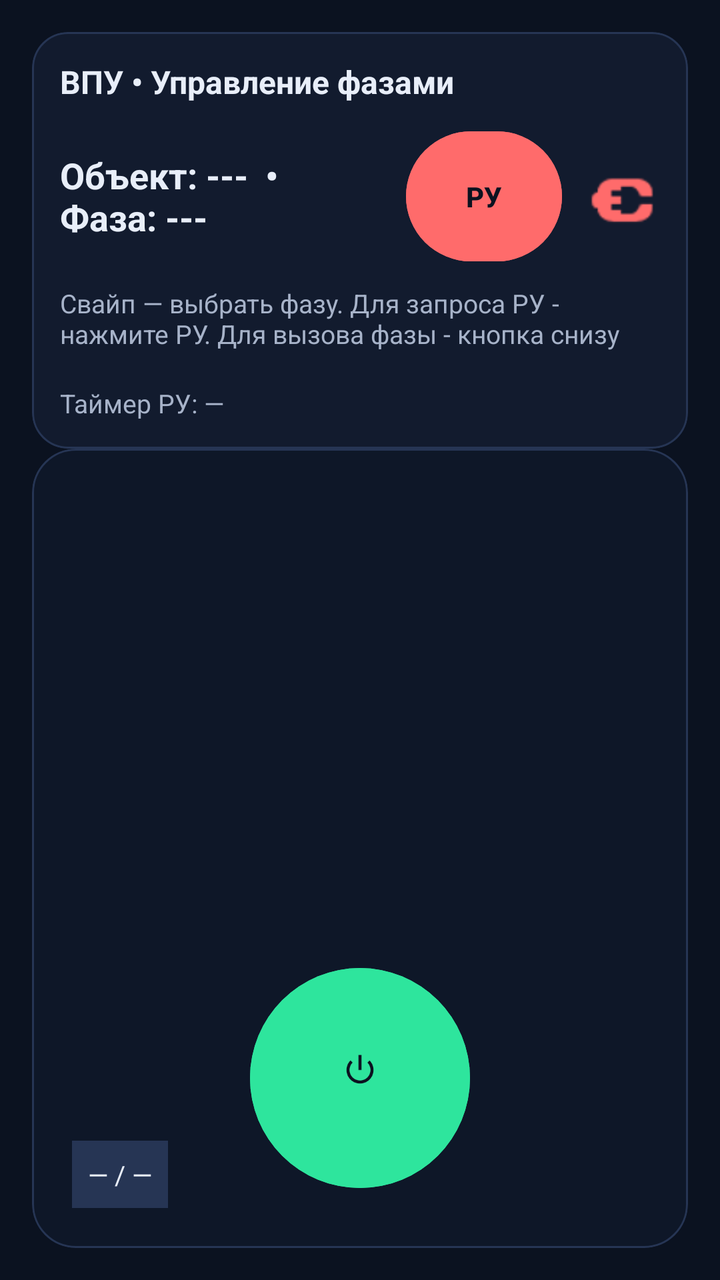
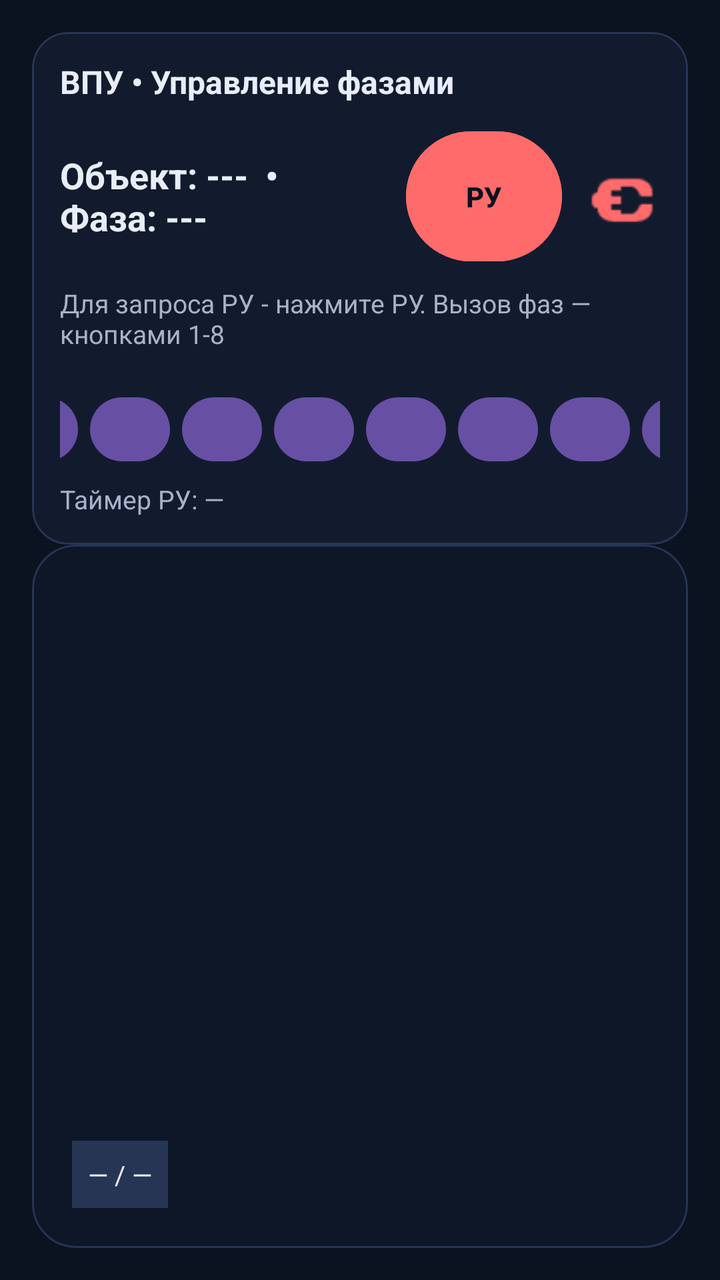

The first picture is an Android layout as it rendered before a commit; the second is the same layout after the commit. The layout source and the unified diff follow.
<!-- AndroidManifest.xml: application theme Theme.VPU -->
<!-- res/layout/activity_vpu.xml -->
<?xml version="1.0" encoding="utf-8"?>
<androidx.constraintlayout.widget.ConstraintLayout
    xmlns:android="http://schemas.android.com/apk/res/android"
    xmlns:app="http://schemas.android.com/apk/res-auto"
    xmlns:tools="http://schemas.android.com/tools"
    android:layout_width="match_parent"
    android:layout_height="match_parent"
    android:background="#0B1220"
    tools:context=".ui.vpu.VpuActivity">

    
    <com.google.android.material.card.MaterialCardView
        android:id="@+id/statusCard"
        android:layout_width="0dp"
        android:layout_height="wrap_content"
        android:layout_margin="16dp"
        app:cardBackgroundColor="#121B2E"
        app:cardCornerRadius="18dp"
        app:strokeColor="#263554"
        app:strokeWidth="1dp"
        app:layout_constraintTop_toTopOf="parent"
        app:layout_constraintStart_toStartOf="parent"
        app:layout_constraintEnd_toEndOf="parent">

        <LinearLayout
            android:layout_width="match_parent"
            android:layout_height="wrap_content"
            android:orientation="vertical"
            android:padding="14dp">

            <TextView
                android:id="@+id/titleTextView"
                android:layout_width="match_parent"
                android:layout_height="wrap_content"
                android:text="ВПУ • Управление фазами"
                android:textColor="#E8EEF9"
                android:textSize="16sp"
                android:textStyle="bold"/>

            
            <LinearLayout
                android:layout_width="match_parent"
                android:layout_height="wrap_content"
                android:layout_marginTop="10dp"
                android:orientation="horizontal"
                android:gravity="center_vertical">

                <TextView
                    android:id="@+id/statusTextView"
                    android:layout_width="0dp"
                    android:layout_height="wrap_content"
                    android:layout_weight="1"
                    android:text="Объект: ---  •  Фаза: ---"
                    android:textColor="#E8EEF9"
                    android:textSize="18sp"
                    android:textStyle="bold"/>

                
                <com.google.android.material.button.MaterialButton
                    android:id="@+id/manualButton"
                    android:layout_width="78dp"
                    android:layout_height="73dp"
                    android:layout_marginStart="8dp"
                    android:backgroundTint="#FF6B6B"
                    android:text="РУ"
                    android:textColor="#0B1220"
                    android:textStyle="bold"
                    app:cornerRadius="999dp" />

                
                <ImageView
                    android:id="@+id/wifiIcon"
                    android:layout_width="37dp"
                    android:layout_height="61dp"
                    android:layout_marginStart="12dp"
                    android:src="@android:drawable/ic_lock_idle_charging"
                    app:tint="#FF6B6B" />
            </LinearLayout>

            <TextView
                android:id="@+id/hintTextView"
                android:layout_width="match_parent"
                android:layout_height="44dp"
                android:layout_marginTop="8dp"
                android:text="Свайп — выбрать фазу. Для запроса РУ - нажмите РУ. Для вызова фазы - кнопка снизу"
                android:textColor="#A7B3C9"
                android:textSize="13sp" />
            <TextView
                android:id="@+id/manualTimerTextView"
                android:layout_width="wrap_content"
                android:layout_height="wrap_content"
                android:layout_marginTop="6dp"
                android:text="Таймер РУ: —"
                android:textColor="#A7B3C9"
                android:textSize="13sp" />

        </LinearLayout>
    </com.google.android.material.card.MaterialCardView>

    
    <com.google.android.material.card.MaterialCardView
        android:id="@+id/pagerCard"
        android:layout_width="0dp"
        android:layout_height="0dp"
        android:layout_marginStart="16dp"
        android:layout_marginEnd="16dp"
        android:layout_marginBottom="16dp"
        app:cardBackgroundColor="#0E1728"
        app:cardCornerRadius="22dp"
        app:strokeColor="#263554"
        app:strokeWidth="1dp"
        app:layout_constraintTop_toBottomOf="@id/statusCard"
        app:layout_constraintBottom_toBottomOf="parent"
        app:layout_constraintStart_toStartOf="parent"
        app:layout_constraintEnd_toEndOf="parent">

        <FrameLayout
            android:layout_width="match_parent"
            android:layout_height="match_parent"
            android:padding="10dp">

            <androidx.viewpager2.widget.ViewPager2
                android:id="@+id/viewPager"
                android:layout_width="match_parent"
                android:layout_height="match_parent" />

            
            <TextView
                android:id="@+id/pageTextView"
                android:layout_width="wrap_content"
                android:layout_height="wrap_content"
                android:layout_gravity="bottom|start"
                android:layout_margin="10dp"
                android:padding="8dp"
                android:text="— / —"
                android:textColor="#E8EEF9"
                android:textSize="13sp"
                android:background="#263554"/>

            
            <com.google.android.material.button.MaterialButton
                android:id="@+id/activateButton"
                android:layout_width="110dp"
                android:layout_height="118dp"
                android:layout_gravity="bottom|center_horizontal"
                android:layout_marginBottom="16dp"
                android:backgroundTint="#2EE59D"
                android:enabled="false"
                android:text=""
                app:cornerRadius="999dp"
                app:icon="@android:drawable/ic_lock_power_off"
                app:iconGravity="textTop"
                app:iconTint="#0B1220" />
        </FrameLayout>

    </com.google.android.material.card.MaterialCardView>

</androidx.constraintlayout.widget.ConstraintLayout>
<!-- resources referenced by this layout -->
<resources>
  <style name="Theme.VPU" parent="Base.Theme.VPU" />
  <style name="Base.Theme.VPU" parent="Theme.Material3.DayNight.NoActionBar">
          
          
      </style>
</resources>

<!-- the commit's change to res/layout/activity_vpu.xml (unified diff, before → after) -->
@@ -82,9 +82,90 @@
                 android:layout_width="match_parent"
                 android:layout_height="44dp"
                 android:layout_marginTop="8dp"
-                android:text="Свайп — выбрать фазу. Для запроса РУ - нажмите РУ. Для вызова фазы - кнопка снизу"
+                android:text="Для запроса РУ - нажмите РУ. Вызов фаз — кнопками 1-8"
                 android:textColor="#A7B3C9"
                 android:textSize="13sp" />
+
+            <LinearLayout
+                android:id="@+id/phaseButtonsRow"
+                android:layout_width="match_parent"
+                android:layout_height="wrap_content"
+                android:layout_marginTop="8dp"
+                android:gravity="center"
+                android:orientation="horizontal">
+
+                <com.google.android.material.button.MaterialButton
+                    android:id="@+id/phaseButton1"
+                    style="@style/Widget.Material3.Button"
+                    android:layout_width="40dp"
+                    android:layout_height="40dp"
+                    android:layout_marginHorizontal="3dp"
+                    android:text="1"
+                    app:cornerRadius="999dp" />
+
+                <com.google.android.material.button.MaterialButton
+                    android:id="@+id/phaseButton2"
+                    style="@style/Widget.Material3.Button"
+                    android:layout_width="40dp"
+                    android:layout_height="40dp"
+                    android:layout_marginHorizontal="3dp"
+                    android:text="2"
+                    app:cornerRadius="999dp" />
+
+                <com.google.android.material.button.MaterialButton
+                    android:id="@+id/phaseButton3"
+                    style="@style/Widget.Material3.Button"
+                    android:layout_width="40dp"
+                    android:layout_height="40dp"
+                    android:layout_marginHorizontal="3dp"
+                    android:text="3"
+                    app:cornerRadius="999dp" />
+
+                <com.google.android.material.button.MaterialButton
+                    android:id="@+id/phaseButton4"
+                    style="@style/Widget.Material3.Button"
+                    android:layout_width="40dp"
+                    android:layout_height="40dp"
+                    android:layout_marginHorizontal="3dp"
+                    android:text="4"
+                    app:cornerRadius="999dp" />
+
+                <com.google.android.material.button.MaterialButton
+                    android:id="@+id/phaseButton5"
+                    style="@style/Widget.Material3.Button"
+                    android:layout_width="40dp"
+                    android:layout_height="40dp"
+                    android:layout_marginHorizontal="3dp"
+                    android:text="5"
+                    app:cornerRadius="999dp" />
+
+                <com.google.android.material.button.MaterialButton
+                    android:id="@+id/phaseButton6"
+                    style="@style/Widget.Material3.Button"
+                    android:layout_width="40dp"
+                    android:layout_height="40dp"
+                    android:layout_marginHorizontal="3dp"
+                    android:text="6"
+                    app:cornerRadius="999dp" />
+
+                <com.google.android.material.button.MaterialButton
+                    android:id="@+id/phaseButton7"
+                    style="@style/Widget.Material3.Button"
+                    android:layout_width="40dp"
+                    android:layout_height="40dp"
+                    android:layout_marginHorizontal="3dp"
+                    android:text="7"
+                    app:cornerRadius="999dp" />
+
+                <com.google.android.material.button.MaterialButton
+                    android:id="@+id/phaseButton8"
+                    style="@style/Widget.Material3.Button"
+                    android:layout_width="40dp"
+                    android:layout_height="40dp"
+                    android:layout_marginHorizontal="3dp"
+                    android:text="8"
+                    app:cornerRadius="999dp" />
+            </LinearLayout>
             <TextView
                 android:id="@+id/manualTimerTextView"
                 android:layout_width="wrap_content"
@@ -137,20 +218,6 @@
                 android:textSize="13sp"
                 android:background="#263554"/>
 
-            
-            <com.google.android.material.button.MaterialButton
-                android:id="@+id/activateButton"
-                android:layout_width="110dp"
-                android:layout_height="118dp"
-                android:layout_gravity="bottom|center_horizontal"
-                android:layout_marginBottom="16dp"
-                android:backgroundTint="#2EE59D"
-                android:enabled="false"
-                android:text=""
-                app:cornerRadius="999dp"
-                app:icon="@android:drawable/ic_lock_power_off"
-                app:iconGravity="textTop"
-                app:iconTint="#0B1220" />
         </FrameLayout>
 
     </com.google.android.material.card.MaterialCardView>
